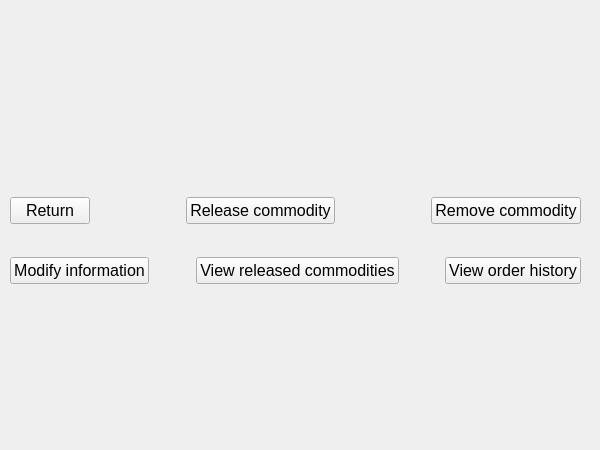
Old version of the form project1-qt/sellerwidget.ui in the repository cjh-0806/NJU-advanced-programming-project1-qt.
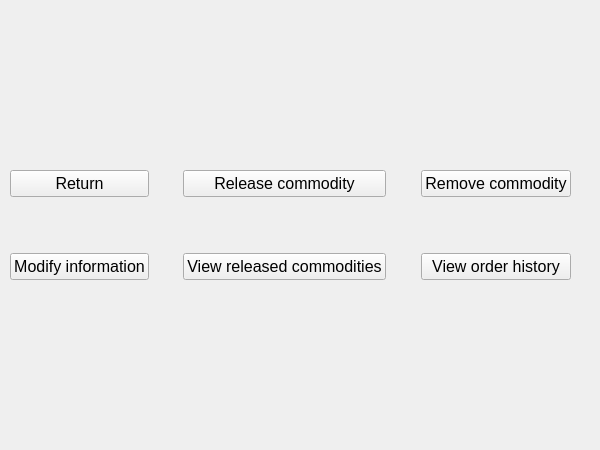
New version of the form.

```diff
--- a/project1-qt/sellerwidget.ui
+++ b/project1-qt/sellerwidget.ui
@@ -31,18 +31,18 @@
     <string/>
    </property>
   </widget>
-  <widget class="QWidget" name="layoutWidget">
+  <widget class="QWidget" name="">
    <property name="geometry">
     <rect>
      <x>10</x>
      <y>170</y>
-     <width>571</width>
-     <height>141</height>
+     <width>561</width>
+     <height>110</height>
     </rect>
    </property>
-   <layout class="QVBoxLayout" name="verticalLayout">
+   <layout class="QHBoxLayout" name="horizontalLayout">
     <item>
-     <layout class="QHBoxLayout" name="horizontalLayout">
+     <layout class="QVBoxLayout" name="verticalLayout">
       <item>
        <widget class="QPushButton" name="returnButton">
         <property name="font">
@@ -56,59 +56,18 @@
        </widget>
       </item>
       <item>
-       <spacer name="horizontalSpacer">
+       <spacer name="verticalSpacer">
         <property name="orientation">
-         <enum>Qt::Horizontal</enum>
+         <enum>Qt::Vertical</enum>
         </property>
         <property name="sizeHint" stdset="0">
          <size>
-          <width>40</width>
-          <height>20</height>
+          <width>20</width>
+          <height>40</height>
          </size>
         </property>
        </spacer>
       </item>
-      <item>
-       <widget class="QPushButton" name="rlscommoButton">
-        <property name="font">
-         <font>
-          <pointsize>12</pointsize>
-         </font>
-        </property>
-        <property name="text">
-         <string>Release commodity</string>
-        </property>
-       </widget>
-      </item>
-      <item>
-       <spacer name="horizontalSpacer_2">
-        <property name="orientation">
-         <enum>Qt::Horizontal</enum>
-        </property>
-        <property name="sizeHint" stdset="0">
-         <size>
-          <width>40</width>
-          <height>20</height>
-         </size>
-        </property>
-       </spacer>
-      </item>
-      <item>
-       <widget class="QPushButton" name="rmvcommoButton">
-        <property name="font">
-         <font>
-          <pointsize>12</pointsize>
-         </font>
-        </property>
-        <property name="text">
-         <string>Remove commodity</string>
-        </property>
-       </widget>
-      </item>
-     </layout>
-    </item>
-    <item>
-     <layout class="QHBoxLayout" name="horizontalLayout_2">
       <item>
        <widget class="QPushButton" name="mdfinfoButton">
         <property name="font">
@@ -121,15 +80,44 @@
         </property>
        </widget>
       </item>
+     </layout>
+    </item>
+    <item>
+     <spacer name="horizontalSpacer">
+      <property name="orientation">
+       <enum>Qt::Horizontal</enum>
+      </property>
+      <property name="sizeHint" stdset="0">
+       <size>
+        <width>40</width>
+        <height>20</height>
+       </size>
+      </property>
+     </spacer>
+    </item>
+    <item>
+     <layout class="QVBoxLayout" name="verticalLayout_2">
       <item>
-       <spacer name="horizontalSpacer_3">
+       <widget class="QPushButton" name="rlscommoButton">
+        <property name="font">
+         <font>
+          <pointsize>12</pointsize>
+         </font>
+        </property>
+        <property name="text">
+         <string>Release commodity</string>
+        </property>
+       </widget>
+      </item>
+      <item>
+       <spacer name="verticalSpacer_2">
         <property name="orientation">
-         <enum>Qt::Horizontal</enum>
+         <enum>Qt::Vertical</enum>
         </property>
         <property name="sizeHint" stdset="0">
          <size>
-          <width>40</width>
-          <height>20</height>
+          <width>20</width>
+          <height>40</height>
          </size>
         </property>
        </spacer>
@@ -146,15 +134,44 @@
         </property>
        </widget>
       </item>
+     </layout>
+    </item>
+    <item>
+     <spacer name="horizontalSpacer_2">
+      <property name="orientation">
+       <enum>Qt::Horizontal</enum>
+      </property>
+      <property name="sizeHint" stdset="0">
+       <size>
+        <width>40</width>
+        <height>20</height>
+       </size>
+      </property>
+     </spacer>
+    </item>
+    <item>
+     <layout class="QVBoxLayout" name="verticalLayout_3">
       <item>
-       <spacer name="horizontalSpacer_4">
+       <widget class="QPushButton" name="rmvcommoButton">
+        <property name="font">
+         <font>
+          <pointsize>12</pointsize>
+         </font>
+        </property>
+        <property name="text">
+         <string>Remove commodity</string>
+        </property>
+       </widget>
+      </item>
+      <item>
+       <spacer name="verticalSpacer_3">
         <property name="orientation">
-         <enum>Qt::Horizontal</enum>
+         <enum>Qt::Vertical</enum>
         </property>
         <property name="sizeHint" stdset="0">
          <size>
-          <width>40</width>
-          <height>20</height>
+          <width>20</width>
+          <height>40</height>
          </size>
         </property>
        </spacer>
```
